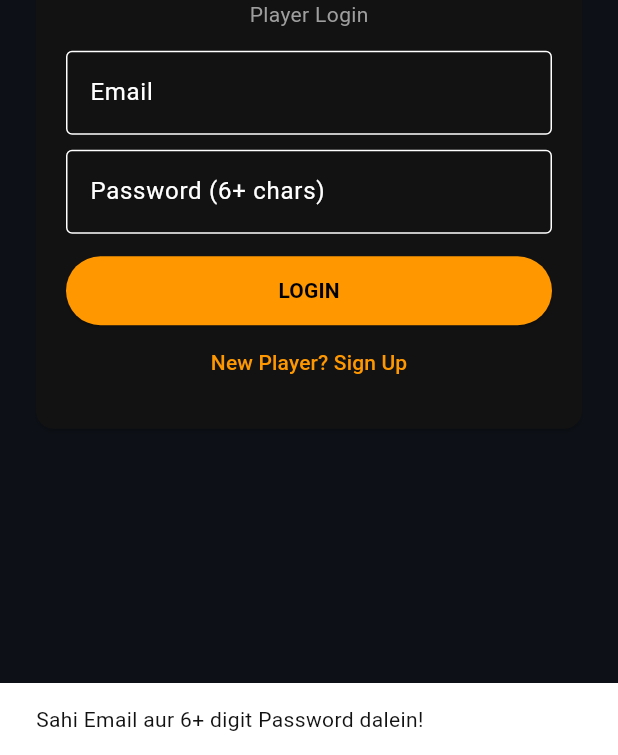
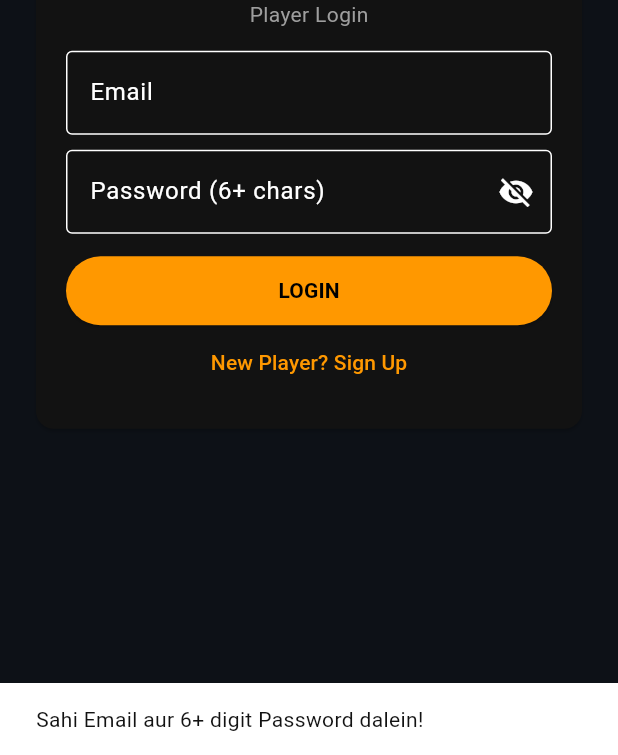
Before and after one commit to sahidkhanmewati02-source/sk-esports-app, a Flutter app: the screen it shows after launch, after a tap on "LOGIN", on a phone screen of 412 x 824 dp, the part 481-1236 px from its top. Run offline on Flutter 3.47's test engine with Material 3 defaults, Android fonts, the phone set to English and light mode, and no system bars.

Commit message:
Update main.dart

```diff
--- a/lib/main.dart
+++ b/lib/main.dart
@@ -31,9 +31,8 @@ class AuthScreen extends StatefulWidget {
   @override
   State createState() => _AuthScreenState();
 }
-
 class _AuthScreenState extends State {
-  bool _isLogin = true, _loading = false;
+  bool _isLogin = true, _loading = false, _showPass = false;
   final _email = TextEditingController(), _pass = TextEditingController(), _name = TextEditingController();
 
   void _msg(String s) => ScaffoldMessenger.of(context).showSnackBar(SnackBar(content: Text(s)));
@@ -86,7 +85,18 @@ class _AuthScreenState extends State {
                 ],
                 TextField(controller: _email, decoration: const InputDecoration(labelText: 'Email', border: OutlineInputBorder())),
                 const SizedBox(height: 10),
-                TextField(controller: _pass, obscureText: true, decoration: const InputDecoration(labelText: 'Password (6+ chars)', border: OutlineInputBorder())),
+                TextField(
+                  controller: _pass,
+                  obscureText: !_showPass,
+                  decoration: InputDecoration(
+                    labelText: 'Password (6+ chars)',
+                    border: const OutlineInputBorder(),
+                    suffixIcon: IconButton(
+                      icon: Icon(_showPass ? Icons.visibility : Icons.visibility_off),
+                      onPressed: () => setState(() => _showPass = !_showPass),
+                    ),
+                  ),
+                ),
                 const SizedBox(height: 14),
                 ElevatedButton(
                   style: ElevatedButton.styleFrom(backgroundColor: const Color(0xFFFF9800), minimumSize: const Size.fromHeight(46)),
@@ -102,6 +112,7 @@ class _AuthScreenState extends State {
     );
   }
 }
+
 
 class HomeScreen extends StatefulWidget {
   final String uid, token, email;
```
